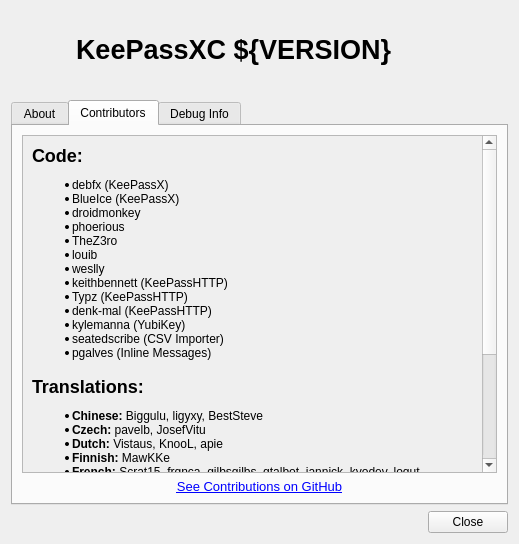
keepassxreboot/keepassxc, file src/gui/AboutDialog.ui: the form before one commit.
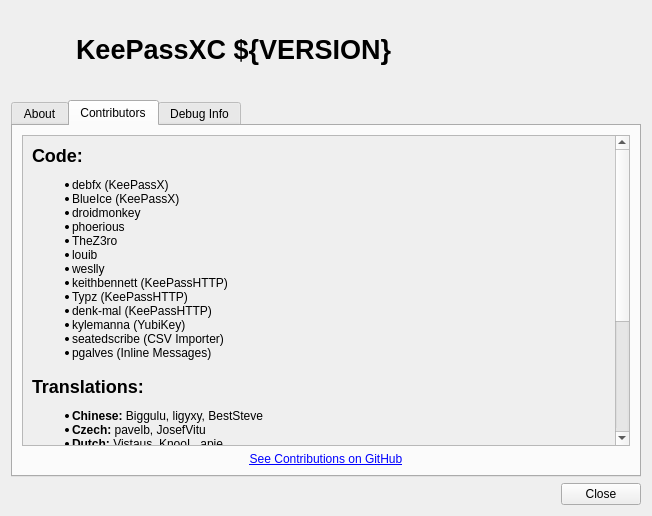
The form after the commit. The open tabs and pages were chosen to show the change.

Commit message: Remove HTML garbage from GitHub contributors link

```diff
--- a/src/gui/AboutDialog.ui
+++ b/src/gui/AboutDialog.ui
@@ -2,6 +2,14 @@
 <ui version="4.0">
  <class>AboutDialog</class>
  <widget class="QDialog" name="AboutDialog">
+  <property name="geometry">
+   <rect>
+    <x>0</x>
+    <y>0</y>
+    <width>652</width>
+    <height>516</height>
+   </rect>
+  </property>
   <property name="windowTitle">
    <string>About KeePassXC</string>
   </property>
@@ -204,8 +212,8 @@
            <rect>
             <x>0</x>
             <y>0</y>
-            <width>418</width>
-            <height>848</height>
+            <width>591</width>
+            <height>760</height>
            </rect>
           </property>
           <layout class="QVBoxLayout" name="verticalLayout_5">
@@ -275,7 +283,10 @@
        <item>
         <widget class="QLabel" name="label_6">
          <property name="text">
-          <string>&lt;html&gt;&lt;head/&gt;&lt;body&gt;&lt;p align=&quot;center&quot;&gt;&lt;a href=&quot;https://github.com/keepassxreboot/keepassxc/graphs/contributors&quot;&gt;&lt;span style=&quot; font-size:10pt; text-decoration: underline; color:#0000ff;&quot;&gt;See Contributions on GitHub&lt;/span&gt;&lt;/a&gt;&lt;/p&gt;&lt;/body&gt;&lt;/html&gt;</string>
+          <string>&lt;a href=&quot;https://github.com/keepassxreboot/keepassxc/graphs/contributors&quot;&gt;See Contributions on GitHub&lt;/a&gt;</string>
+         </property>
+         <property name="alignment">
+          <set>Qt::AlignCenter</set>
          </property>
          <property name="openExternalLinks">
           <bool>true</bool>
```
